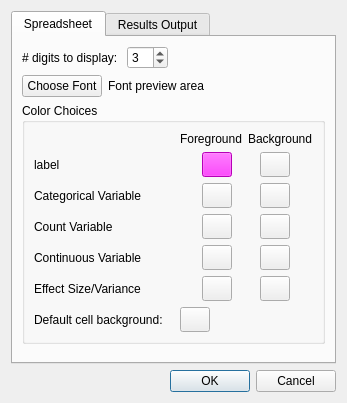
The window that preferences_dlg.ui (gdietz/OpenMEE) describes before a commit, drawn with Qt 5.
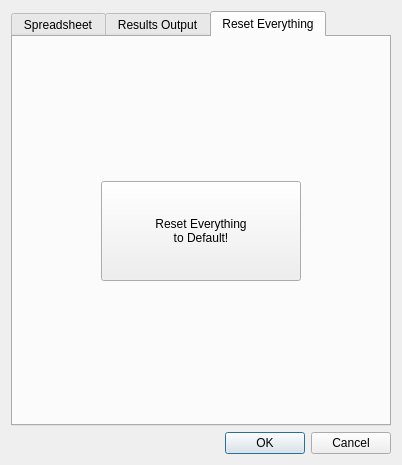
The same window after the commit. The open tabs and pages were chosen to show the change.

Commit message: button to reset user prefs issue #109

What changed in the file:
```diff
--- a/preferences_dlg.ui
+++ b/preferences_dlg.ui
@@ -6,8 +6,8 @@
    <rect>
     <x>0</x>
     <y>0</y>
-    <width>320</width>
-    <height>403</height>
+    <width>402</width>
+    <height>465</height>
    </rect>
   </property>
   <property name="palette">
@@ -497,6 +497,83 @@
        </item>
       </layout>
      </widget>
+     <widget class="QWidget" name="tab">
+      <attribute name="title">
+       <string>Reset Everything</string>
+      </attribute>
+      <layout class="QVBoxLayout" name="verticalLayout_5">
+       <item>
+        <spacer name="verticalSpacer_3">
+         <property name="orientation">
+          <enum>Qt::Vertical</enum>
+         </property>
+         <property name="sizeHint" stdset="0">
+          <size>
+           <width>20</width>
+           <height>113</height>
+          </size>
+         </property>
+        </spacer>
+       </item>
+       <item>
+        <layout class="QHBoxLayout" name="horizontalLayout_7">
+         <item>
+          <spacer name="horizontalSpacer_3">
+           <property name="orientation">
+            <enum>Qt::Horizontal</enum>
+           </property>
+           <property name="sizeHint" stdset="0">
+            <size>
+             <width>40</width>
+             <height>20</height>
+            </size>
+           </property>
+          </spacer>
+         </item>
+         <item>
+          <widget class="QPushButton" name="reset_pushButton">
+           <property name="minimumSize">
+            <size>
+             <width>200</width>
+             <height>100</height>
+            </size>
+           </property>
+           <property name="text">
+            <string>Reset Everything
+to Default!</string>
+           </property>
+          </widget>
+         </item>
+         <item>
+          <spacer name="horizontalSpacer_4">
+           <property name="orientation">
+            <enum>Qt::Horizontal</enum>
+           </property>
+           <property name="sizeHint" stdset="0">
+            <size>
+             <width>40</width>
+             <height>20</height>
+            </size>
+           </property>
+          </spacer>
+         </item>
+        </layout>
+       </item>
+       <item>
+        <spacer name="verticalSpacer_4">
+         <property name="orientation">
+          <enum>Qt::Vertical</enum>
+         </property>
+         <property name="sizeHint" stdset="0">
+          <size>
+           <width>20</width>
+           <height>113</height>
+          </size>
+         </property>
+        </spacer>
+       </item>
+      </layout>
+     </widget>
     </widget>
    </item>
    <item>
```
The commit also changes 4 other files.
